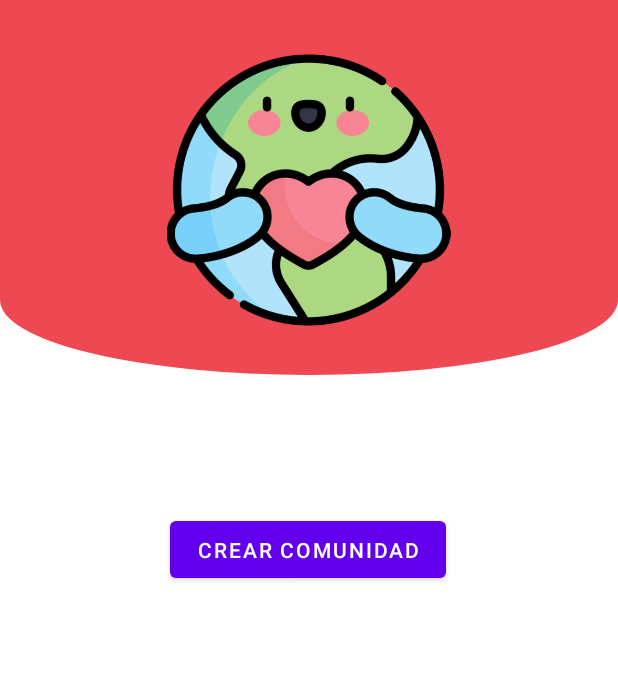
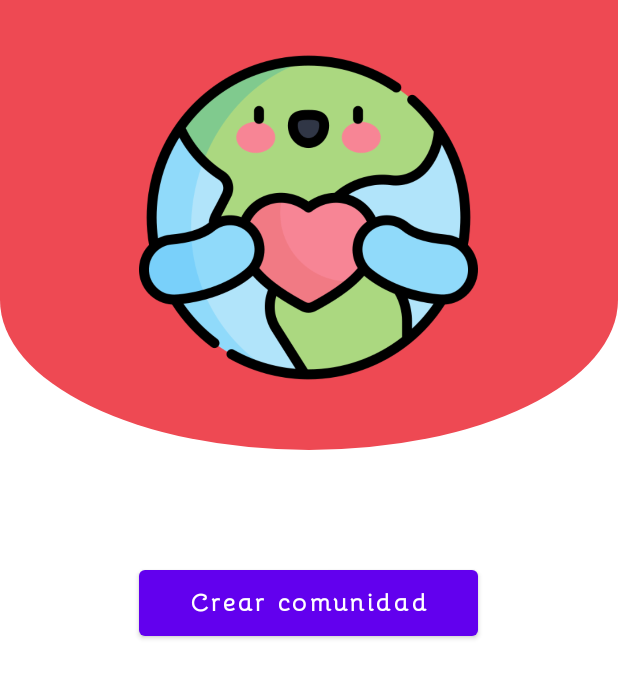
Before and after one commit to VictorV-R/EcoClub, an Android app: the layout fragment_collaborate.xml on its own in the app's theme, with its tools: preview values and no code run, on a phone screen of 412 x 824 dp. Shown: the top 678 px of the screen. Run offline under Robolectric (Android 15) with nearby library versions, the phone set to English and light mode, and no system bars.

```diff
--- a/app/build.gradle
+++ b/app/build.gradle
@@ -9,7 +9,7 @@ android {
 
     defaultConfig {
         applicationId "com.example.ecoclub"
-        minSdk 30
+        minSdk 26
         targetSdk 32
         versionCode 1
         versionName "1.0"
--- a/app/src/main/AndroidManifest.xml
+++ b/app/src/main/AndroidManifest.xml
@@ -33,6 +33,7 @@
 
         <activity
             android:name=".MainActivity"
+            android:theme="@style/Theme.EcoClubDos"
             android:exported="true">
             <intent-filter>
                 <action android:name="android.intent.action.MAIN" />
--- a/app/src/main/res/drawable/bg_design_collaborate.xml
+++ b/app/src/main/res/drawable/bg_design_collaborate.xml
@@ -1,8 +1,8 @@
 <?xml version="1.0" encoding="utf-8"?>
 <layer-list xmlns:android="http://schemas.android.com/apk/res/android">
-    <item android:height="100dp"
+    <item android:height="200dp"
         android:gravity="top"
-        android:top="150dp">
+        android:top="100dp">
         <shape android:shape="oval">
             <solid android:color="@color/color_quaternary"/>
         </shape>
--- a/app/src/main/res/layout/fragment_collaborate.xml
+++ b/app/src/main/res/layout/fragment_collaborate.xml
@@ -9,8 +9,8 @@
 
     <ImageView
         android:id="@+id/imageViewLogo"
-        android:layout_width="206dp"
-        android:layout_height="189dp"
+        android:layout_width="231dp"
+        android:layout_height="226dp"
         android:layout_marginTop="32dp"
         android:src="@drawable/abrazo"
         app:layout_constraintEnd_toEndOf="parent"
@@ -20,10 +20,14 @@
 
     <Button
         android:id="@+id/buttonCrearComunity"
-        android:layout_width="184dp"
-        android:layout_height="50dp"
-        android:layout_marginTop="120dp"
+        android:layout_width="226dp"
+        android:layout_height="56dp"
+        android:layout_marginTop="116dp"
+        android:fontFamily="@font/bhavuka_regular"
         android:text="@string/txt_btn_crearCom"
+        android:textAllCaps="false"
+        android:textSize="20sp"
+        android:textStyle="bold"
         app:layout_constraintEnd_toEndOf="parent"
         app:layout_constraintHorizontal_bias="0.497"
         app:layout_constraintStart_toStartOf="parent"
--- a/app/src/main/res/values/strings.xml
+++ b/app/src/main/res/values/strings.xml
@@ -35,5 +35,9 @@
     <!-- Strings related to profile Fragment -->
     <string name="txt_rbtn_option1">Mi perfil</string>
     <string name="txt_rbtn_option2">Mis logros</string>
+    <string name="txt_label_nombre">Nombres</string>
+    <string name="txt_label_apellido">Apellidos</string>
+    <string name="txt_label_celular">Numero de celular</string>
+    <string name="txt_label_email">Correo electrónico</string>
 
 </resources>
--- a/app/src/main/res/values/themes.xml
+++ b/app/src/main/res/values/themes.xml
@@ -13,4 +13,19 @@
         <item name="android:statusBarColor">?attr/colorPrimaryVariant</item>
         <!-- Customize your theme here. -->
     </style>
+
+    <style name="Theme.EcoClubDos" parent="Theme.MaterialComponents.DayNight.NoActionBar">
+        <!-- Primary brand color. -->
+        <item name="colorPrimary">@color/purple_500</item>
+        <item name="colorPrimaryVariant">@color/purple_700</item>
+        <item name="colorOnPrimary">@color/white</item>
+        <!-- Secondary brand color. -->
+        <item name="colorSecondary">@color/teal_200</item>
+        <item name="colorSecondaryVariant">@color/teal_700</item>
+        <item name="colorOnSecondary">@color/black</item>
+        <!-- Status bar color. -->
+        <item name="android:statusBarColor">?attr/colorPrimaryVariant</item>
+        <!-- Customize your theme here. -->
+    </style>
+
 </resources>
```
Also changed, not shown: app/src/main/java/com/example/ecoclub/fragments/ProfileDatosFragment.java (added, +66 -0 lines), app/src/main/java/com/example/ecoclub/fragments/ProfileLogrosFragment.java (added, +66 -0 lines), app/src/main/res/layout/fragment_profile_datos.xml (added, +130 -0 lines), app/src/main/res/layout/fragment_profile_logros.xml (added, +8 -0 lines).
